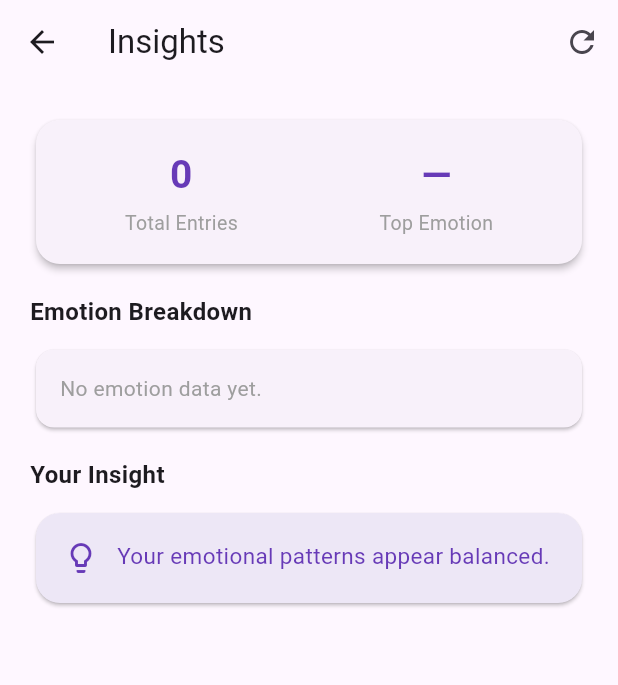
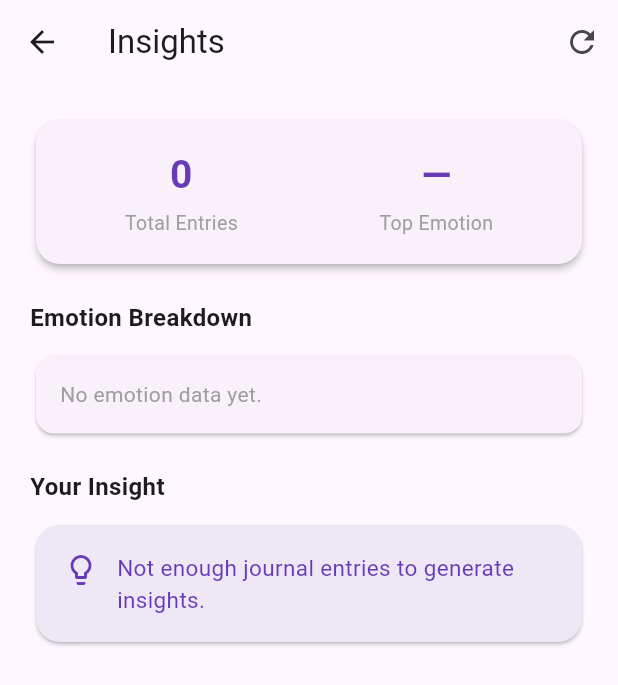
Before and after one commit to harshgautam5678/MindTrace07052005, a Flutter app: the InsightsScreen screen opened directly, after a tap on the "refresh" icon, on a phone screen of 412 x 824 dp. Shown: the top 685 px of the screen. Run offline on Flutter 3.47's test engine with Material 3 defaults, Android fonts, the phone set to English and light mode, and no system bars; our stand-ins replace cloud_firestore, firebase_auth, firebase_core; accounts and stored records are empty.

Commit message:
Day 6: Insight generation system

```diff
--- /dev/null
+++ b/lib/models/emotion_stats.dart
@@ -0,0 +1,11 @@
+class EmotionStats {
+  final int totalEntries;
+  final Map<String, int> emotionCounts;
+  final String mostFrequentEmotion;
+
+  const EmotionStats({
+    required this.totalEntries,
+    required this.emotionCounts,
+    required this.mostFrequentEmotion,
+  });
+}
--- a/lib/screens/insights_screen.dart
+++ b/lib/screens/insights_screen.dart
@@ -1,6 +1,7 @@
 import 'package:flutter/material.dart';
-import 'package:firebase_auth/firebase_auth.dart';
-import 'package:cloud_firestore/cloud_firestore.dart';
+import '../models/emotion_stats.dart';
+import '../services/emotion_analytics_service.dart';
+import '../services/insight_generator.dart';
 
 class InsightsScreen extends StatefulWidget {
   const InsightsScreen({super.key});
@@ -10,12 +11,12 @@ class InsightsScreen extends StatefulWidget {
 }
 
 class _InsightsScreenState extends State<InsightsScreen> {
+  final _analytics = EmotionAnalyticsService();
+  final _generator = const InsightGenerator();
+
   bool _loading = true;
   String _error = '';
-
-  int _totalEntries = 0;
-  String _mostFrequent = '—';
-  Map<String, int> _emotionCounts = {};
+  EmotionStats? _stats;
   String _insight = '';
 
   @override
@@ -31,85 +32,36 @@ class _InsightsScreenState extends State<InsightsScreen> {
     });
 
     try {
-      final user = FirebaseAuth.instance.currentUser;
-      if (user == null) {
+      final stats = await _analytics.fetchStats();
+      final insight = _generator.generateInsight(
+        stats.emotionCounts,
+        stats.totalEntries,
+      );
+      if (mounted) {
         setState(() {
-          _error = 'Not logged in.';
-          _loading = false;
+          _stats = stats;
+          _insight = insight;
         });
-        return;
       }
-
-      // --- Part 1: Fetch emotion history ---
-      final snapshot = await FirebaseFirestore.instance
-          .collection('users')
-          .doc(user.uid)
-          .collection('journals')
-          .orderBy('timestamp', descending: true)
-          .get();
-
-      final docs = snapshot.docs;
-      _totalEntries = docs.length;
-
-      // --- Part 2: Calculate statistics ---
-      final Map<String, int> counts = {};
-      for (final doc in docs) {
-        final data = doc.data();
-        final emotion = (data['emotion'] as String?)?.trim();
-        if (emotion != null && emotion.isNotEmpty) {
-          counts[emotion] = (counts[emotion] ?? 0) + 1;
+    } on StateError catch (e) {
+      if (mounted) setState(() => _error = e.message);
+    } catch (_) {
+      if (mounted) {
+        setState(() => _error = 'Failed to load insights. Please try again.');
       }
-      }
-
-      _emotionCounts = counts;
-
-      if (counts.isNotEmpty) {
-        _mostFrequent = counts.entries
-            .reduce((a, b) => a.value >= b.value ? a : b)
-            .key;
-      } else {
-        _mostFrequent = '—';
-      }
-
-      // --- Part 3: Generate insight ---
-      _insight = _generateInsight(counts);
-    } catch (e) {
-      _error = 'Failed to load insights. Please try again.';
     } finally {
       if (mounted) setState(() => _loading = false);
     }
   }
 
-  String _generateInsight(Map<String, int> counts) {
-    final stress = counts['Stress'] ?? 0;
-    final sadness = counts['Sadness'] ?? 0;
-    final anger = counts['Anger'] ?? 0;
-
-    if (stress > 3) {
-      return 'You have reported stress frequently this week.';
-    }
-    if (sadness > 3) {
-      return 'You seem to be experiencing persistent sadness.';
-    }
-    if (anger > 3) {
-      return 'You have reported frustration multiple times recently.';
-    }
-    return 'Your emotional patterns appear balanced.';
-  }
-
   Color _emotionColor(String emotion) {
-    switch (emotion) {
-      case 'Stress':
-        return Colors.orange;
-      case 'Sadness':
-        return Colors.blueGrey;
-      case 'Anger':
-        return Colors.red;
-      case 'Confusion':
-        return Colors.purple;
-      default:
-        return Colors.green;
-    }
+    return switch (emotion) {
+      'Stress' => Colors.orange,
+      'Sadness' => Colors.blueGrey,
+      'Anger' => Colors.red,
+      'Confusion' => Colors.purple,
+      _ => Colors.green,
+    };
   }
 
   @override
@@ -128,56 +80,65 @@ class _InsightsScreenState extends State<InsightsScreen> {
       body: _loading
           ? const Center(child: CircularProgressIndicator())
           : _error.isNotEmpty
-              ? Center(
+              ? _buildError()
+              : _buildContent(_stats!),
+    );
+  }
+
+  Widget _buildError() {
+    return Center(
       child: Column(
         mainAxisSize: MainAxisSize.min,
         children: [
-                      Text(_error,
-                          style: const TextStyle(color: Colors.red)),
+          Text(_error, style: const TextStyle(color: Colors.red)),
           const SizedBox(height: 12),
           ElevatedButton(
             onPressed: _loadInsights,
-                          child: const Text('Retry')),
+            child: const Text('Retry'),
+          ),
         ],
       ),
-                )
-              : RefreshIndicator(
+    );
+  }
+
+  Widget _buildContent(EmotionStats stats) {
+    final sortedEmotions = stats.emotionCounts.entries.toList()
+      ..sort((a, b) => b.value.compareTo(a.value));
+
+    return RefreshIndicator(
       onRefresh: _loadInsights,
       child: ListView(
         padding: const EdgeInsets.all(20),
         children: [
-                      // --- Summary card ---
+          // ── Summary card ──────────────────────────────────────────────
           Card(
             shape: RoundedRectangleBorder(
                 borderRadius: BorderRadius.circular(16)),
             elevation: 2,
             child: Padding(
-                          padding: const EdgeInsets.symmetric(
-                              horizontal: 20, vertical: 18),
+              padding:
+                  const EdgeInsets.symmetric(horizontal: 20, vertical: 18),
               child: Row(
-                            mainAxisAlignment:
-                                MainAxisAlignment.spaceEvenly,
+                mainAxisAlignment: MainAxisAlignment.spaceEvenly,
                 children: [
-                              _statColumn(
-                                  '$_totalEntries', 'Total Entries'),
+                  _statColumn('${stats.totalEntries}', 'Total Entries'),
                   const VerticalDivider(thickness: 1),
-                              _statColumn(_mostFrequent, 'Top Emotion'),
+                  _statColumn(stats.mostFrequentEmotion, 'Top Emotion'),
                 ],
               ),
             ),
           ),
 
-                      const SizedBox(height: 16),
+          const SizedBox(height: 20),
 
-                      // --- Emotion breakdown ---
+          // ── Emotion breakdown ─────────────────────────────────────────
           const Text(
             'Emotion Breakdown',
-                        style: TextStyle(
-                            fontSize: 16, fontWeight: FontWeight.bold),
+            style: TextStyle(fontSize: 16, fontWeight: FontWeight.bold),
           ),
           const SizedBox(height: 10),
 
-                      if (_emotionCounts.isEmpty)
+          if (sortedEmotions.isEmpty)
             const Card(
               child: Padding(
                 padding: EdgeInsets.all(16),
@@ -186,19 +147,15 @@ class _InsightsScreenState extends State<InsightsScreen> {
               ),
             )
           else
-                        ..._emotionCounts.entries
-                            .toList()
-                            .sorted()
-                            .map((entry) => _emotionCard(
-                                entry.key, entry.value)),
+            ...sortedEmotions
+                .map((e) => _emotionCard(e.key, e.value)),
 
-                      const SizedBox(height: 16),
+          const SizedBox(height: 20),
 
-                      // --- Insight card ---
+          // ── Insight card ──────────────────────────────────────────────
           const Text(
             'Your Insight',
-                        style: TextStyle(
-                            fontSize: 16, fontWeight: FontWeight.bold),
+            style: TextStyle(fontSize: 16, fontWeight: FontWeight.bold),
           ),
           const SizedBox(height: 10),
           Card(
@@ -209,8 +166,7 @@ class _InsightsScreenState extends State<InsightsScreen> {
             child: Padding(
               padding: const EdgeInsets.all(18),
               child: Row(
-                            crossAxisAlignment:
-                                CrossAxisAlignment.start,
+                crossAxisAlignment: CrossAxisAlignment.start,
                 children: [
                   const Icon(Icons.lightbulb_outline,
                       color: Colors.deepPurple),
@@ -219,9 +175,7 @@ class _InsightsScreenState extends State<InsightsScreen> {
                     child: Text(
                       _insight,
                       style: const TextStyle(
-                                    fontSize: 15,
-                                    color: Colors.deepPurple,
-                                  ),
+                          fontSize: 15, color: Colors.deepPurple),
                     ),
                   ),
                 ],
@@ -229,7 +183,6 @@ class _InsightsScreenState extends State<InsightsScreen> {
             ),
           ),
         ],
-                  ),
       ),
     );
   }
@@ -291,10 +244,3 @@ class _InsightsScreenState extends State<InsightsScreen> {
     );
   }
 }
-
-// Simple sort extension — highest count first
-extension _SortEntries on List<MapEntry<String, int>> {
-  List<MapEntry<String, int>> sorted() {
-    return this..sort((a, b) => b.value.compareTo(a.value));
-  }
-}
--- /dev/null
+++ b/lib/services/emotion_analytics_service.dart
@@ -0,0 +1,56 @@
+import 'package:cloud_firestore/cloud_firestore.dart';
+import 'package:firebase_auth/firebase_auth.dart';
+import '../models/emotion_stats.dart';
+
+class EmotionAnalyticsService {
+  final FirebaseFirestore _firestore;
+  final FirebaseAuth _auth;
+
+  EmotionAnalyticsService({
+    FirebaseFirestore? firestore,
+    FirebaseAuth? auth,
+  })  : _firestore = firestore ?? FirebaseFirestore.instance,
+        _auth = auth ?? FirebaseAuth.instance;
+
+  /// Fetches all journal entries for the current user, calculates emotion
+  /// statistics, and returns an [EmotionStats] result.
+  ///
+  /// Throws a [StateError] if no user is currently signed in.
+  Future<EmotionStats> fetchStats() async {
+    final user = _auth.currentUser;
+    if (user == null) {
+      throw StateError('No authenticated user found.');
+    }
+
+    final snapshot = await _firestore
+        .collection('users')
+        .doc(user.uid)
+        .collection('journals')
+        .get();
+
+    final docs = snapshot.docs;
+    final int totalEntries = docs.length;
+
+    // Count occurrences of each emotion label.
+    final Map<String, int> emotionCounts = {};
+    for (final doc in docs) {
+      final emotion = (doc.data()['emotion'] as String?)?.trim();
+      if (emotion != null && emotion.isNotEmpty) {
+        emotionCounts[emotion] = (emotionCounts[emotion] ?? 0) + 1;
+      }
+    }
+
+    // Determine the most frequent emotion, or '—' if no data.
+    final String mostFrequent = emotionCounts.isEmpty
+        ? '—'
+        : emotionCounts.entries
+            .reduce((a, b) => a.value >= b.value ? a : b)
+            .key;
+
+    return EmotionStats(
+      totalEntries: totalEntries,
+      emotionCounts: emotionCounts,
+      mostFrequentEmotion: mostFrequent,
+    );
+  }
+}
--- /dev/null
+++ b/lib/services/insight_generator.dart
@@ -0,0 +1,49 @@
+/// Converts emotion statistics into a human-readable insight string.
+class InsightGenerator {
+  const InsightGenerator();
+
+  /// Returns a plain-English insight based on [emotionCounts] and [totalEntries].
+  ///
+  /// Rules (in priority order):
+  /// 1. No entries → prompt the user to write more.
+  /// 2. Most frequent emotion → tailored advice.
+  /// 3. Fallback → balanced pattern message.
+  ///
+  /// Always appends a summary line with the total entry count.
+  String generateInsight(
+    Map<String, int> emotionCounts,
+    int totalEntries,
+  ) {
+    if (totalEntries == 0) {
+      return 'Not enough journal entries to generate insights.';
+    }
+
+    final String body;
+
+    if (emotionCounts.isEmpty) {
+      body = 'Your emotional patterns appear balanced.';
+    } else {
+      final topEmotion = emotionCounts.entries
+          .reduce((a, b) => a.value >= b.value ? a : b)
+          .key;
+
+      body = switch (topEmotion) {
+        'Stress' =>
+          'You have reported stress most frequently. Consider monitoring '
+              'workload, deadlines, and recovery time.',
+        'Sadness' =>
+          'Sadness appears often in your recent entries. Reflect on recurring '
+              'situations that may be affecting your mood.',
+        'Anger' =>
+          'You have reported frustration several times. Identifying triggers '
+              'may help improve emotional control.',
+        'Confusion' =>
+          'You seem to be facing uncertainty. Breaking large decisions into '
+              'smaller steps may help.',
+        _ => 'Your emotional patterns appear balanced.',
+      };
+    }
+
+    return '$body\n\nTotal journal entries analyzed: $totalEntries';
+  }
+}
```
Lines whose indentation alone changed are shown as unchanged.
